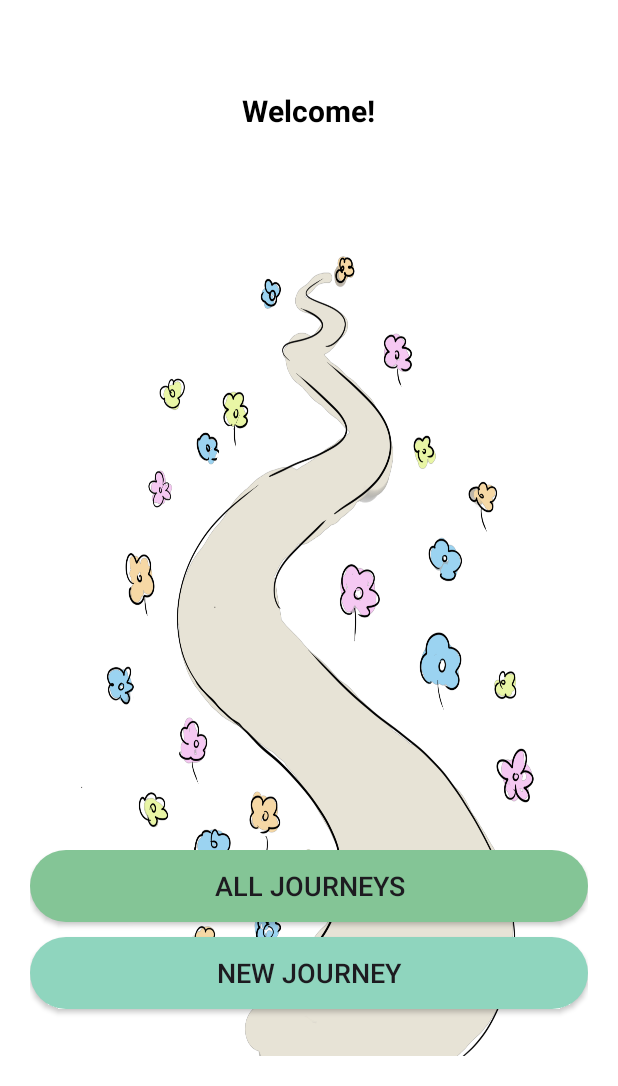
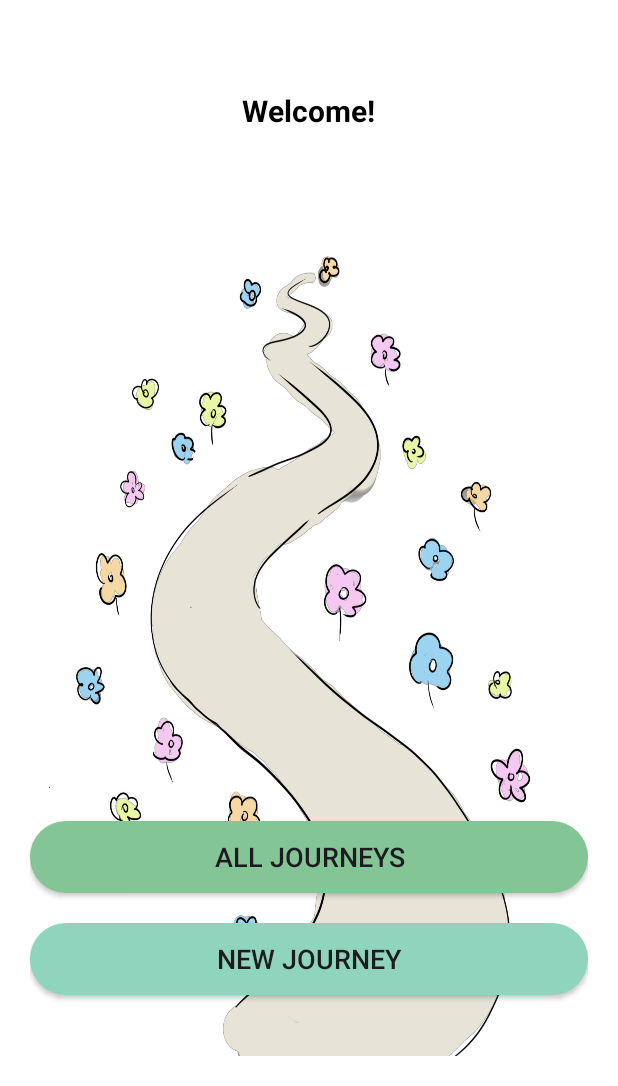
Before and after one commit to Rochelle-Tri/IAT-359-JourneyJournals, an Android app: the screen it shows after launch (MainActivity), on a phone screen of 412 x 824 dp, the part 150-1236 px from its top. Run offline under Robolectric (Android 15) with nearby library versions, the phone set to English and light mode, and no system bars.

Commit message:
updated flower path photo

```diff
--- a/app/src/main/res/layout/activity_main.xml
+++ b/app/src/main/res/layout/activity_main.xml
@@ -7,6 +7,7 @@
     android:layout_margin="20dp"
     android:orientation="vertical"
     android:background="@drawable/flowerpath"
+    android:scaleType="centerCrop"
     tools:context=".MainActivity">
 
     <LinearLayout
@@ -58,7 +59,7 @@
     <LinearLayout
         android:layout_width="match_parent"
         android:layout_height="183dp"
-        android:layout_weight="1"
+        android:layout_weight="0.5"
         android:orientation="vertical">
 
         <androidx.appcompat.widget.AppCompatButton
@@ -66,7 +67,7 @@
             android:layout_width="match_parent"
             android:layout_height="wrap_content"
             android:layout_gravity="bottom"
-            android:layout_marginBottom="10dp"
+            android:layout_marginBottom="20dp"
             android:background="@drawable/button_style"
             android:onClick="gotoAllTrips"
             android:textSize="18sp"
```
Also changed, not shown: app/src/main/res/drawable/flowerpath.png.
